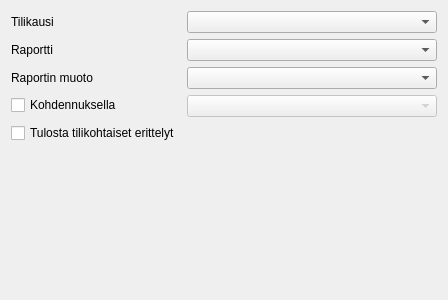
Qt form kitsas/raportti/budjettivertailu.ui (artoh/kitupiikki) before a commit.
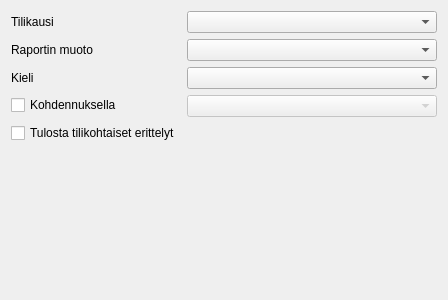
The same form after that commit. Icons and pictures are not drawn. Custom widgets are drawn as their Qt base class.

Diff of the .ui file:
```diff
--- a/kitsas/raportti/budjettivertailu.ui
+++ b/kitsas/raportti/budjettivertailu.ui
@@ -28,9 +28,9 @@
     <widget class="QComboBox" name="kausiCombo"/>
    </item>
    <item row="1" column="0">
-    <widget class="QLabel" name="label_2">
+    <widget class="QLabel" name="muotoLabel">
      <property name="text">
-      <string>Raportti</string>
+      <string>Raportin muoto</string>
      </property>
      <property name="buddy">
       <cstring>raporttiCombo</cstring>
@@ -38,7 +38,7 @@
     </widget>
    </item>
    <item row="1" column="1">
-    <widget class="QComboBox" name="raporttiCombo"/>
+    <widget class="QComboBox" name="muotoCombo"/>
    </item>
    <item row="3" column="0">
     <widget class="QCheckBox" name="kohdennusCheck">
@@ -69,21 +69,38 @@
      </property>
     </widget>
    </item>
+   <item row="5" column="0">
+    <spacer name="verticalSpacer">
+     <property name="orientation">
+      <enum>Qt::Vertical</enum>
+     </property>
+     <property name="sizeHint" stdset="0">
+      <size>
+       <width>20</width>
+       <height>40</height>
+      </size>
+     </property>
+    </spacer>
+   </item>
    <item row="2" column="0">
-    <widget class="QLabel" name="muotoLabel">
+    <widget class="QLabel" name="label_2">
      <property name="text">
-      <string>Raportin muoto</string>
-     </property>
-     <property name="buddy">
-      <cstring>muotoCombo</cstring>
+      <string>Kieli</string>
      </property>
     </widget>
    </item>
    <item row="2" column="1">
-    <widget class="QComboBox" name="muotoCombo"/>
+    <widget class="QComboBox" name="kieliCombo"/>
    </item>
   </layout>
  </widget>
+ <customwidgets>
+  <customwidget>
+   <class>KohdennusCombo</class>
+   <extends>QComboBox</extends>
+   <header location="global">tools/kohdennuscombo.h</header>
+  </customwidget>
+ </customwidgets>
  <resources>
   <include location="../pic/pic.qrc"/>
  </resources>
```
Left out of the diff: 4 changed lines with no effect on the pictures.
